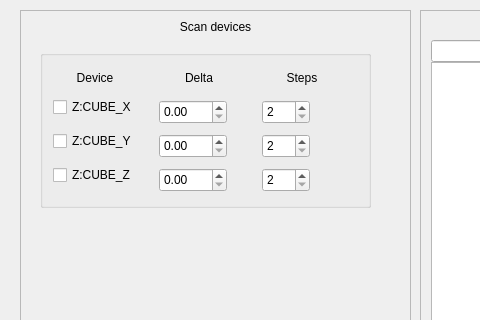
This is gui_window.ui in rsharankova/LinacDeviceScan as Qt 5 draws it before an edit; both pictures show x 0 to 480 and y 0 to 320 of the 870 by 650 pixel window. The edited form follows.
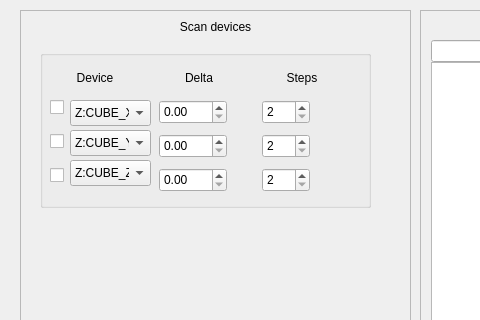
This is the edited form. The open tabs and pages were chosen to show the change.

Commit message: pause/resume thread. Synchronise debug inputs with main

```diff
--- a/gui_window.ui
+++ b/gui_window.ui
@@ -1180,9 +1180,9 @@
          <widget class="QCheckBox" name="cube_checkBox_1">
           <property name="geometry">
            <rect>
-            <x>13</x>
+            <x>10</x>
             <y>47</y>
-            <width>89</width>
+            <width>16</width>
             <height>20</height>
            </rect>
           </property>
@@ -1193,7 +1193,7 @@
            </sizepolicy>
           </property>
           <property name="text">
-           <string>Z:CUBE_X</string>
+           <string/>
           </property>
          </widget>
          <widget class="QDoubleSpinBox" name="cube_doubleSpinBox_1">
@@ -1234,9 +1234,9 @@
          <widget class="QCheckBox" name="cube_checkBox_2">
           <property name="geometry">
            <rect>
-            <x>13</x>
+            <x>10</x>
             <y>81</y>
-            <width>89</width>
+            <width>16</width>
             <height>20</height>
            </rect>
           </property>
@@ -1247,7 +1247,7 @@
            </sizepolicy>
           </property>
           <property name="text">
-           <string>Z:CUBE_Y</string>
+           <string/>
           </property>
          </widget>
          <widget class="QDoubleSpinBox" name="cube_doubleSpinBox_2">
@@ -1288,9 +1288,9 @@
          <widget class="QCheckBox" name="cube_checkBox_3">
           <property name="geometry">
            <rect>
-            <x>13</x>
+            <x>10</x>
             <y>115</y>
-            <width>89</width>
+            <width>16</width>
             <height>20</height>
            </rect>
           </property>
@@ -1301,7 +1301,7 @@
            </sizepolicy>
           </property>
           <property name="text">
-           <string>Z:CUBE_Z</string>
+           <string/>
           </property>
          </widget>
          <widget class="QDoubleSpinBox" name="cube_doubleSpinBox_3">
@@ -1333,6 +1333,51 @@
            <number>2</number>
           </property>
          </widget>
+         <widget class="QComboBox" name="cube_comboBox_1">
+          <property name="geometry">
+           <rect>
+            <x>30</x>
+            <y>50</y>
+            <width>81</width>
+            <height>26</height>
+           </rect>
+          </property>
+          <item>
+           <property name="text">
+            <string>Z:CUBE_X</string>
+           </property>
+          </item>
+         </widget>
+         <widget class="QComboBox" name="cube_comboBox_2">
+          <property name="geometry">
+           <rect>
+            <x>30</x>
+            <y>80</y>
+            <width>81</width>
+            <height>26</height>
+           </rect>
+          </property>
+          <item>
+           <property name="text">
+            <string>Z:CUBE_Y</string>
+           </property>
+          </item>
+         </widget>
+         <widget class="QComboBox" name="cube_comboBox_3">
+          <property name="geometry">
+           <rect>
+            <x>30</x>
+            <y>110</y>
+            <width>81</width>
+            <height>26</height>
+           </rect>
+          </property>
+          <item>
+           <property name="text">
+            <string>Z:CUBE_Z</string>
+           </property>
+          </item>
+         </widget>
         </widget>
        </widget>
       </widget>
```
Left out of the diff: 19 changed lines with no effect on the pictures. The commit also changes 2 other files.
